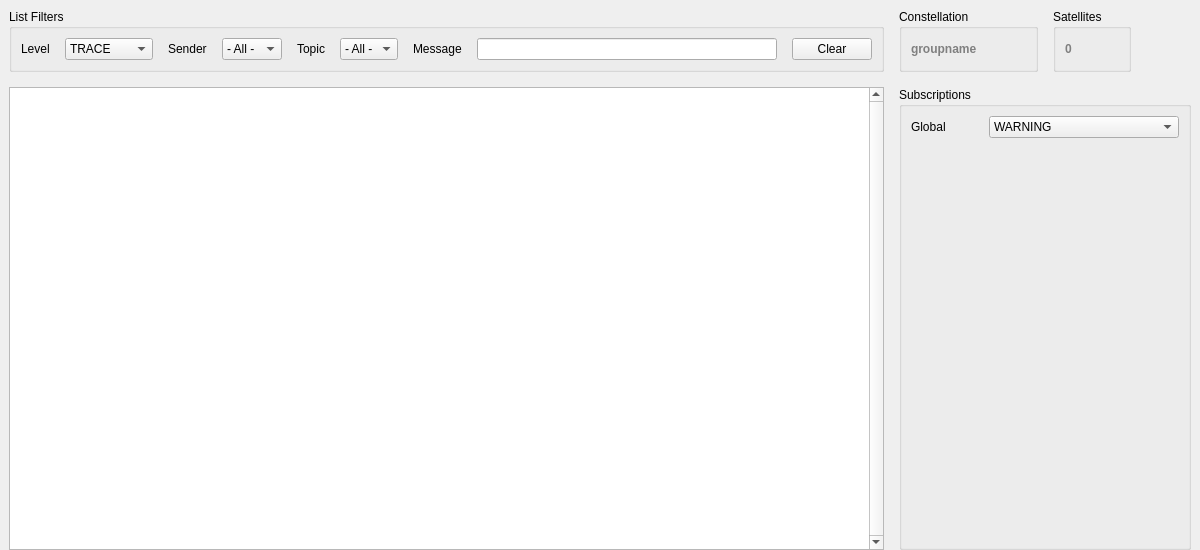
First picture: the form in cxx/listeners/Observatory/Observatory.ui, repository constellation-daq/Constellation, before the edit.
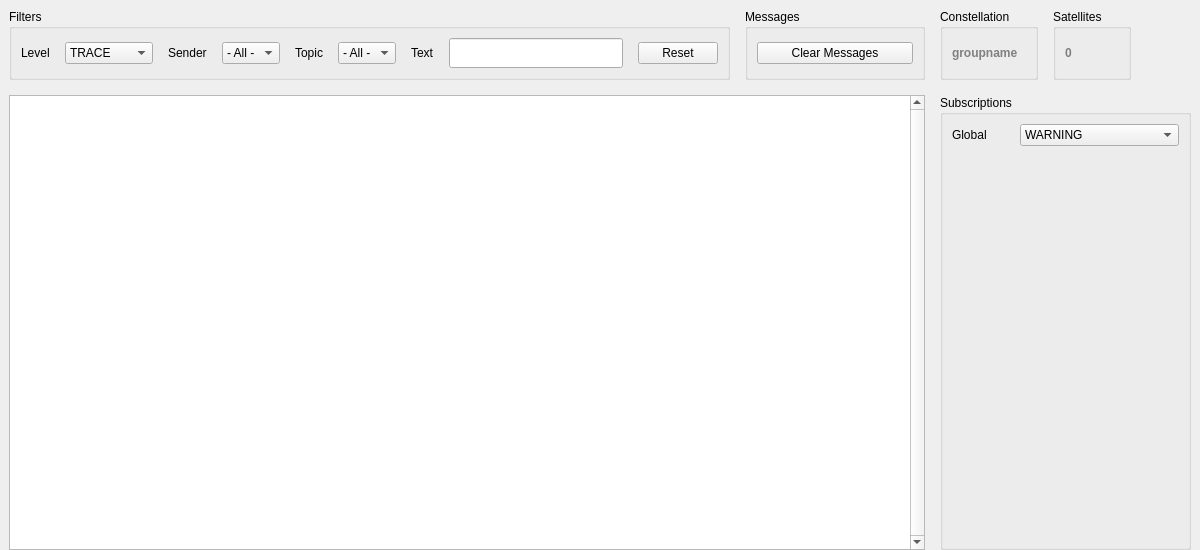
Second picture: the form after the edit. Icons and pictures are not drawn.

Commit message: Observatory: allow clearing message store

```diff
--- a/cxx/listeners/Observatory/Observatory.ui
+++ b/cxx/listeners/Observatory/Observatory.ui
@@ -29,7 +29,7 @@
      <number>9</number>
     </property>
     <item>
-     <layout class="QGridLayout" name="gridLayout_3" rowstretch="0,0,0" columnstretch="6,2">
+     <layout class="QGridLayout" name="gridLayout_3" rowstretch="0,0,0" columnstretch="6,0">
       <property name="leftMargin">
        <number>0</number>
       </property>
@@ -98,7 +98,7 @@
           <property name="minimumSize">
            <size>
             <width>0</width>
-            <height>63</height>
+            <height>71</height>
            </size>
           </property>
           <property name="title">
@@ -145,183 +145,6 @@
         </item>
        </layout>
       </item>
-      <item row="0" column="0">
-       <layout class="QHBoxLayout" name="horizontalLayout_2">
-        <property name="spacing">
-         <number>15</number>
-        </property>
-        <property name="leftMargin">
-         <number>0</number>
-        </property>
-        <property name="topMargin">
-         <number>0</number>
-        </property>
-        <property name="rightMargin">
-         <number>0</number>
-        </property>
-        <property name="bottomMargin">
-         <number>0</number>
-        </property>
-        <item>
-         <widget class="QGroupBox" name="groupBox_3">
-          <property name="sizePolicy">
-           <sizepolicy hsizetype="Preferred" vsizetype="Preferred">
-            <horstretch>0</horstretch>
-            <verstretch>0</verstretch>
-           </sizepolicy>
-          </property>
-          <property name="minimumSize">
-           <size>
-            <width>0</width>
-            <height>63</height>
-           </size>
-          </property>
-          <property name="title">
-           <string>List Filters</string>
-          </property>
-          <layout class="QHBoxLayout" name="horizontalLayout">
-           <property name="spacing">
-            <number>15</number>
-           </property>
-           <item>
-            <widget class="QLabel" name="label_2">
-             <property name="text">
-              <string>Level</string>
-             </property>
-            </widget>
-           </item>
-           <item>
-            <widget class="QComboBox" name="filterLevel">
-             <property name="sizePolicy">
-              <sizepolicy hsizetype="Preferred" vsizetype="Fixed">
-               <horstretch>1</horstretch>
-               <verstretch>0</verstretch>
-              </sizepolicy>
-             </property>
-             <item>
-              <property name="text">
-               <string>TRACE</string>
-              </property>
-             </item>
-             <item>
-              <property name="text">
-               <string>DEBUG</string>
-              </property>
-             </item>
-             <item>
-              <property name="text">
-               <string>INFO</string>
-              </property>
-             </item>
-             <item>
-              <property name="text">
-               <string>WARNING</string>
-              </property>
-             </item>
-             <item>
-              <property name="text">
-               <string>STATUS</string>
-              </property>
-             </item>
-             <item>
-              <property name="text">
-               <string>CRITICAL</string>
-              </property>
-             </item>
-            </widget>
-           </item>
-           <item>
-            <widget class="QLabel" name="label_3">
-             <property name="text">
-              <string>Sender</string>
-             </property>
-            </widget>
-           </item>
-           <item>
-            <widget class="QComboBox" name="filterSender">
-             <property name="sizePolicy">
-              <sizepolicy hsizetype="Preferred" vsizetype="Fixed">
-               <horstretch>2</horstretch>
-               <verstretch>0</verstretch>
-              </sizepolicy>
-             </property>
-             <item>
-              <property name="text">
-               <string>- All -</string>
-              </property>
-             </item>
-            </widget>
-           </item>
-           <item>
-            <widget class="QLabel" name="label_4">
-             <property name="text">
-              <string>Topic</string>
-             </property>
-            </widget>
-           </item>
-           <item>
-            <widget class="QComboBox" name="filterTopic">
-             <item>
-              <property name="text">
-               <string>- All -</string>
-              </property>
-             </item>
-            </widget>
-           </item>
-           <item>
-            <widget class="QLabel" name="searchLabel">
-             <property name="text">
-              <string>Message</string>
-             </property>
-            </widget>
-           </item>
-           <item>
-            <widget class="QLineEdit" name="filterMessage">
-             <property name="sizePolicy">
-              <sizepolicy hsizetype="Expanding" vsizetype="Preferred">
-               <horstretch>10</horstretch>
-               <verstretch>0</verstretch>
-              </sizepolicy>
-             </property>
-            </widget>
-           </item>
-           <item>
-            <widget class="QPushButton" name="clearFilters">
-             <property name="minimumSize">
-              <size>
-               <width>0</width>
-               <height>0</height>
-              </size>
-             </property>
-             <property name="text">
-              <string>Clear</string>
-             </property>
-            </widget>
-           </item>
-          </layout>
-         </widget>
-        </item>
-       </layout>
-      </item>
-      <item row="2" column="0">
-       <widget class="QTreeView" name="viewLog">
-        <property name="verticalScrollBarPolicy">
-         <enum>Qt::ScrollBarAlwaysOn</enum>
-        </property>
-        <property name="selectionMode">
-         <enum>QAbstractItemView::ExtendedSelection</enum>
-        </property>
-        <property name="rootIsDecorated">
-         <bool>false</bool>
-        </property>
-        <property name="sortingEnabled">
-         <bool>true</bool>
-        </property>
-        <property name="allColumnsShowFocus">
-         <bool>true</bool>
-        </property>
-       </widget>
-      </item>
       <item row="2" column="1">
        <widget class="QGroupBox" name="groupBox_4">
         <property name="title">
@@ -394,6 +217,199 @@
         </layout>
        </widget>
       </item>
+      <item row="2" column="0">
+       <widget class="QTreeView" name="viewLog">
+        <property name="verticalScrollBarPolicy">
+         <enum>Qt::ScrollBarAlwaysOn</enum>
+        </property>
+        <property name="selectionMode">
+         <enum>QAbstractItemView::ExtendedSelection</enum>
+        </property>
+        <property name="rootIsDecorated">
+         <bool>false</bool>
+        </property>
+        <property name="sortingEnabled">
+         <bool>true</bool>
+        </property>
+        <property name="allColumnsShowFocus">
+         <bool>true</bool>
+        </property>
+       </widget>
+      </item>
+      <item row="0" column="0">
+       <layout class="QHBoxLayout" name="horizontalLayout_2" stretch="8,2">
+        <property name="spacing">
+         <number>15</number>
+        </property>
+        <property name="leftMargin">
+         <number>0</number>
+        </property>
+        <property name="topMargin">
+         <number>0</number>
+        </property>
+        <property name="rightMargin">
+         <number>0</number>
+        </property>
+        <property name="bottomMargin">
+         <number>0</number>
+        </property>
+        <item>
+         <widget class="QGroupBox" name="groupBoxFilters">
+          <property name="sizePolicy">
+           <sizepolicy hsizetype="Preferred" vsizetype="Preferred">
+            <horstretch>0</horstretch>
+            <verstretch>0</verstretch>
+           </sizepolicy>
+          </property>
+          <property name="minimumSize">
+           <size>
+            <width>0</width>
+            <height>63</height>
+           </size>
+          </property>
+          <property name="title">
+           <string>Filters</string>
+          </property>
+          <layout class="QHBoxLayout" name="horizontalLayout">
+           <property name="spacing">
+            <number>15</number>
+           </property>
+           <item>
+            <widget class="QLabel" name="label_2">
+             <property name="text">
+              <string>Level</string>
+             </property>
+            </widget>
+           </item>
+           <item>
+            <widget class="QComboBox" name="filterLevel">
+             <property name="sizePolicy">
+              <sizepolicy hsizetype="Preferred" vsizetype="Fixed">
+               <horstretch>1</horstretch>
+               <verstretch>0</verstretch>
+              </sizepolicy>
+             </property>
+             <item>
+              <property name="text">
+               <string>TRACE</string>
+              </property>
+             </item>
+             <item>
+              <property name="text">
+               <string>DEBUG</string>
+              </property>
+             </item>
+             <item>
+              <property name="text">
+               <string>INFO</string>
+              </property>
+             </item>
+             <item>
+              <property name="text">
+               <string>WARNING</string>
+              </property>
+             </item>
+             <item>
+              <property name="text">
+               <string>STATUS</string>
+              </property>
+             </item>
+             <item>
+              <property name="text">
+               <string>CRITICAL</string>
+              </property>
+             </item>
+            </widget>
+           </item>
+           <item>
+            <widget class="QLabel" name="label_3">
+             <property name="text">
+              <string>Sender</string>
+             </property>
+            </widget>
+           </item>
+           <item>
+            <widget class="QComboBox" name="filterSender">
+             <property name="sizePolicy">
+              <sizepolicy hsizetype="Preferred" vsizetype="Fixed">
+               <horstretch>2</horstretch>
+               <verstretch>0</verstretch>
+              </sizepolicy>
+             </property>
+             <item>
+              <property name="text">
+               <string>- All -</string>
+              </property>
+             </item>
+            </widget>
+           </item>
+           <item>
+            <widget class="QLabel" name="label_4">
+             <property name="text">
+              <string>Topic</string>
+             </property>
+            </widget>
+           </item>
+           <item>
+            <widget class="QComboBox" name="filterTopic">
+             <item>
+              <property name="text">
+               <string>- All -</string>
+              </property>
+             </item>
+            </widget>
+           </item>
+           <item>
+            <widget class="QLabel" name="searchLabel">
+             <property name="text">
+              <string>Text</string>
+             </property>
+            </widget>
+           </item>
+           <item>
+            <widget class="QLineEdit" name="filterMessage">
+             <property name="sizePolicy">
+              <sizepolicy hsizetype="Expanding" vsizetype="Preferred">
+               <horstretch>10</horstretch>
+               <verstretch>0</verstretch>
+              </sizepolicy>
+             </property>
+            </widget>
+           </item>
+           <item>
+            <widget class="QPushButton" name="clearFilters">
+             <property name="minimumSize">
+              <size>
+               <width>0</width>
+               <height>0</height>
+              </size>
+             </property>
+             <property name="text">
+              <string>Reset</string>
+             </property>
+            </widget>
+           </item>
+          </layout>
+         </widget>
+        </item>
+        <item>
+         <widget class="QGroupBox" name="groupBox_2">
+          <property name="title">
+           <string>Messages</string>
+          </property>
+          <layout class="QHBoxLayout" name="horizontalLayout_5">
+           <item>
+            <widget class="QPushButton" name="clearMessages">
+             <property name="text">
+              <string>Clear Messages</string>
+             </property>
+            </widget>
+           </item>
+          </layout>
+         </widget>
+        </item>
+       </layout>
+      </item>
      </layout>
     </item>
    </layout>
```
The commit also changes 4 other files.
